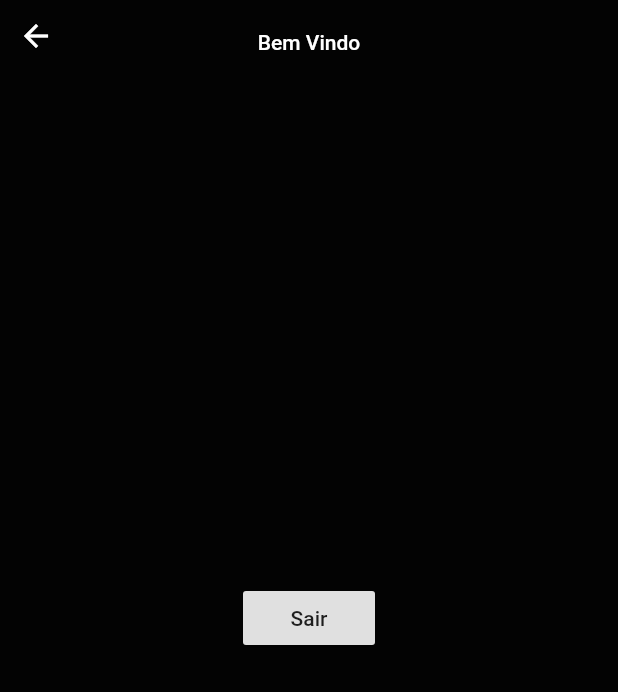
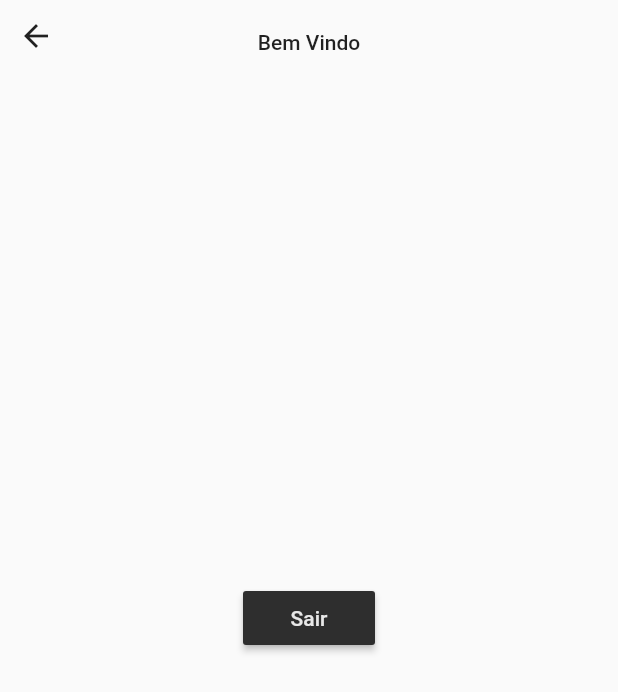
Before and after one commit to edwardcosta/ConfesseJa, a Flutter app: the screen it shows once a user with an empty profile is signed in, after a tap on "Leigo", after a tap on "Bem Vindo", on a phone screen of 412 x 824 dp. Shown: the top 692 px of the screen. Run offline on Flutter 3.47's test engine with Material 2 defaults, Android fonts, the light colour scheme and no system bars; our stand-ins replace cached_network_image, cloud_firestore, dots_indicator, email_validator, firebase_auth, google_maps_flutter and 2 more; accounts and stored records are empty; network calls fail; statements that could not run were skipped.

Commit message:
adding dark mode

```diff
--- a/lib/main.dart
+++ b/lib/main.dart
@@ -14,9 +14,18 @@ class MyApp extends StatelessWidget {
     Firestore.instance.settings(persistenceEnabled: true);
     return StreamProvider<FirebaseUser>.value(
       value: AuthService().firebaseUser,
-        child: MaterialApp(
-          title: AppStrings.APP_NAME,
-          home: Wrapper()
+      child: MaterialApp(
+        title: AppStrings.APP_NAME,
+        home: Wrapper(),
+        theme: ThemeData(
+          brightness: Brightness.light,
+          primaryColor: Color(0xFFE8E8E8),
+          accentColor: Color(0xFF2E2E2E),
+        ),
+        darkTheme: ThemeData(
+            brightness: Brightness.dark,
+            primaryColor: Color(0xFF2E2E2E),
+            accentColor: Color(0xFFE8E8E8)),
       ),
     );
   }
--- a/lib/models/user.dart
+++ b/lib/models/user.dart
@@ -1,5 +1,7 @@
 class User {
   final double accountType;
+  String displayName;
+  String photoUrl;
 
   User({this.accountType});
 
--- a/lib/res/colors.dart
+++ /dev/null
@@ -1,18 +0,0 @@
-import 'package:flutter/material.dart';
-
-class AppColors {
-  static const Color darkPrimaryColor = Color(0xFF0B6B6B6);
-  static const Color primaryColor = Color(0xFFE8E8E8);
-  static const Color lightPrimaryColor = Color(0xFF030303);
-  static const Color darkSecondaryColor = Color(0xFF0B6B6B6);
-  static const Color secondaryColor = Color(0xFF2E2E2E);
-  static const Color lightSecondaryColor = Color(0x575757);
-
-  static const Color titleTextColor = Color(0xFFFFFFFF);
-  static const Color contentTextColor = Color(0xFF000000);
-  static const Color iconTextColor = Color(0xFFFFFFFF);
-
-  static const Color dividerColor = Color(0xFFBDBDBD);
-
-  static const Color perishColor = Color(0xFFB674F2);
-}
--- a/lib/res/strings.dart
+++ b/lib/res/strings.dart
@@ -1,11 +1,11 @@
-import 'package:confesseja/res/colors.dart';
+//import 'package:confesseja/res/colors.dart';
 import 'package:flutter/material.dart';
 
 class AppStrings {
   static const TextStyle TITLE_STYLE = TextStyle(
       fontSize: 30,
       fontWeight: FontWeight.bold,
-      color: AppColors.titleTextColor);
+      /*color: AppColors.titleTextColor*/);
   static const TextStyle NORMAL_STYLE =
       TextStyle(fontSize: 16, fontWeight: FontWeight.normal);
 
--- a/lib/screens/authenticate/login.dart
+++ b/lib/screens/authenticate/login.dart
@@ -2,7 +2,6 @@ import 'package:confesseja/res/strings.dart';
 import 'package:confesseja/utils/services/auth.dart';
 import 'package:email_validator/email_validator.dart';
 import 'package:flutter/material.dart';
-import 'package:confesseja/res/colors.dart';
 
 class Login extends StatefulWidget {
   final Function toggleView;
@@ -23,7 +22,6 @@ class _LoginState extends State<Login> {
   @override
   Widget build(BuildContext context) {
     return Scaffold(
-      backgroundColor: AppColors.lightPrimaryColor,
       body: Center(
         child: Container(
           constraints: BoxConstraints(maxWidth: 500),
@@ -50,10 +48,11 @@ class _LoginState extends State<Login> {
                           ),
                           child: TextFormField(
                             validator: (val) {
-                              if(val.isEmpty) return AppStrings.REGISTER_EMPTY;
-                              if(!EmailValidator.validate(val)) return AppStrings.REGISTER_INVALID_EMAIL;
-                                return null;
-                                },
+                              if (val.isEmpty) return AppStrings.REGISTER_EMPTY;
+                              if (!EmailValidator.validate(val))
+                                return AppStrings.REGISTER_INVALID_EMAIL;
+                              return null;
+                            },
                             decoration: new InputDecoration(
                               border: InputBorder.none,
                               labelText: AppStrings.REGISTER_EMAIL,
@@ -81,7 +80,7 @@ class _LoginState extends State<Login> {
                           ),
                           child: TextFormField(
                             validator: (val) {
-                              if(val.isEmpty) return AppStrings.REGISTER_EMPTY;
+                              if (val.isEmpty) return AppStrings.REGISTER_EMPTY;
                               return null;
                             },
                             obscureText: true,
@@ -106,18 +105,15 @@ class _LoginState extends State<Login> {
                           height: 20.0,
                         ),
                         RaisedButton(
-                          color: AppColors.secondaryColor,
                           child: Text(
                             AppStrings.REGISTER_LOGIN,
-                            style: TextStyle(
-                              color: AppColors.iconTextColor,
-                            ),
                           ),
                           onPressed: () async {
                             print(email);
                             print(password);
                             if (_formKey.currentState.validate()) {
-                              dynamic result = _auth.login(email.trim(), password.trim());
+                              dynamic result =
+                                  _auth.login(email.trim(), password.trim());
                               if (result == null) {
                                 setState(() {
                                   error = AppStrings.REGISTER_LOGIN_ERROR;
@@ -139,12 +135,10 @@ class _LoginState extends State<Login> {
                 child: Row(mainAxisSize: MainAxisSize.min, children: <Widget>[
                   Text(
                     AppStrings.REGISTER_NOT_REGISTERED,
-                    style: TextStyle(color: AppColors.contentTextColor),
                   ),
                   Text(' '),
                   Text(AppStrings.REGISTER_GOTO_SIGNUP,
                       style: TextStyle(
-                        color: AppColors.titleTextColor,
                         fontWeight: FontWeight.bold,
                       )),
                 ]),
--- a/lib/screens/authenticate/register.dart
+++ b/lib/screens/authenticate/register.dart
@@ -1,4 +1,3 @@
-import 'package:confesseja/res/colors.dart';
 import 'package:confesseja/res/strings.dart';
 import 'package:confesseja/utils/services/auth.dart';
 import 'package:email_validator/email_validator.dart';
@@ -29,13 +28,11 @@ class _RegisterState extends State<Register> {
   @override
   Widget build(BuildContext context) {
     return Scaffold(
-      backgroundColor: AppColors.lightPrimaryColor,
       body: Stack(children: <Widget>[
         Positioned(
           top: MediaQuery.of(context).padding.top,
           child: IconButton(
               icon: Icon(Icons.arrow_back),
-              color: AppColors.iconTextColor,
               onPressed: () {
                 widget.toggleView();
               }),
@@ -172,12 +169,8 @@ class _RegisterState extends State<Register> {
                             ),
                           ),
                           RaisedButton(
-                            color: AppColors.secondaryColor,
                             child: Text(
                               AppStrings.REGISTER_SIGNUP,
-                              style: TextStyle(
-                                color: AppColors.iconTextColor,
-                              ),
                             ),
                             onPressed: () async {
                               if (_formKey.currentState.validate()) {
--- a/lib/screens/home/home_admin.dart
+++ b/lib/screens/home/home_admin.dart
@@ -1,4 +1,3 @@
-import 'package:confesseja/res/colors.dart';
 import 'package:confesseja/utils/services/auth.dart';
 import 'package:flutter/material.dart';
 
@@ -12,7 +11,6 @@ class _HomeAdminState extends State<HomeAdmin> {
   @override
   Widget build(BuildContext context) {
     return Scaffold(
-      backgroundColor: AppColors.secondaryColor,
       body: Stack(
         children: <Widget>[
           Center(
--- a/lib/screens/home/home_main.dart
+++ b/lib/screens/home/home_main.dart
@@ -2,8 +2,8 @@ import 'dart:ui';
 
 import 'package:confesseja/models/user.dart';
 import 'package:confesseja/res/strings.dart';
-import 'package:confesseja/screens/home/home_bottom_menu_conent.dart';
-import 'package:confesseja/screens/home/map/home_map.dart';
+import 'package:confesseja/screens/home/home_slide_up_panel_content.dart';
+import 'package:confesseja/screens/home/home_map.dart';
 import 'package:confesseja/screens/home/profile/profile.dart';
 import 'package:confesseja/utils/animated_routes/size_route.dart';
 import 'package:firebase_auth/firebase_auth.dart';
@@ -24,11 +24,15 @@ class _HomeMainState extends State<HomeMain> {
   double _panelHeightOpen;
   double _panelHeightClosed = 125.0;
   double _opacity = 1;
-  final _map = MapContent(
-    onGoogleMapController: onGoogleMapController,
+  String welcomeText = AppStrings.HOME_WELCOME;
+  final MapContent map = MapContent(
+    onGoogleMapCotrollerChanged: onGoogleMapController,
   );
   static GoogleMapController _controller;
-  String welcomeText = AppStrings.HOME_WELCOME;
+
+  static void onGoogleMapController(GoogleMapController controller) {
+    _controller = controller;
+  }
 
   @override
   void initState() {
@@ -36,16 +40,11 @@ class _HomeMainState extends State<HomeMain> {
     _fabHeight = _initFabHeight;
   }
 
-  static void onGoogleMapController(GoogleMapController controller) {
-    _controller = controller;
-  }
-
   @override
   Widget build(BuildContext context) {
     _panelHeightOpen = MediaQuery.of(context).size.height; //* .80;
     final firebaseUser = Provider.of<FirebaseUser>(context);
     final user = Provider.of<User>(context);
-
     LocationData userLocation = Provider.of<LocationData>(context);
 
     if (firebaseUser != null &&
@@ -54,18 +53,19 @@ class _HomeMainState extends State<HomeMain> {
       welcomeText += ', ' + firebaseUser.displayName;
     }
 
-    return Material(
-      child: Stack(
+    return Scaffold(
+      body: Stack(
         alignment: Alignment.topCenter,
         children: <Widget>[
           SlidingUpPanel(
+            color: Theme.of(context).primaryColor,
             maxHeight: _panelHeightOpen,
             minHeight: _panelHeightClosed,
             parallaxEnabled: true,
             parallaxOffset: .5,
-            body: _map,
+            body: map,
             panelBuilder: (sc) =>
-                HomeBottoMenuContent.botomMenuContent(context, sc, _opacity),
+                SlideUpPanelContent.slideUpPanelContent(context, sc, _opacity),
             borderRadius: BorderRadius.only(
                 topLeft: Radius.circular(18.0),
                 topRight: Radius.circular(18.0)),
@@ -80,21 +80,24 @@ class _HomeMainState extends State<HomeMain> {
           Positioned(
             right: 20.0,
             bottom: _fabHeight,
+            child: Theme(
+              data: Theme.of(context).copyWith(
+                  colorScheme: Theme.of(context)
+                      .colorScheme
+                      .copyWith(secondary: Theme.of(context).primaryColor)),
               child: FloatingActionButton(
                 child: Icon(
                   Icons.gps_fixed,
-                color: Theme.of(context).primaryColor,
+                  color: Theme.of(context).accentColor,
                 ),
                 onPressed: () {
-                if (userLocation != null) {
                   _controller.animateCamera(CameraUpdate.newCameraPosition(
                       CameraPosition(
                           target: LatLng(
                               userLocation.latitude, userLocation.longitude),
                           zoom: 15)));
-                }
                 },
-              backgroundColor: Colors.white,
+              ),
             ),
           ),
 
@@ -121,28 +124,28 @@ class _HomeMainState extends State<HomeMain> {
                   user: user,
                 )));
               },
+              child: Opacity(
+                opacity: _opacity,
                 child: Container(
                   padding: const EdgeInsets.fromLTRB(24.0, 18.0, 24.0, 18.0),
                   child: Hero(
                     tag: 'welcomeText',
                     child: Material(
                       color: Colors.transparent,
-                    child: Text(
-                      welcomeText,
+                      child: Text(welcomeText,
                           style: TextStyle(
                             fontWeight: FontWeight.w500,
-                          color: Color.fromRGBO(0, 0, 0, _opacity)),
-                    ),
+                          )),
                     ),
                   ),
                   decoration: BoxDecoration(
-                  color: Color.fromRGBO(255, 255, 255, _opacity),
+                    color: Theme.of(context).primaryColor,
                     borderRadius: BorderRadius.circular(24.0),
                     boxShadow: [
                       BoxShadow(
-                        color: Color.fromRGBO(0, 0, 0, _opacity * .25),
-                        blurRadius: 16.0)
+                          color: Color.fromRGBO(0, 0, 0, .25), blurRadius: 16.0)
                     ],
+                  ),
                 ),
               ),
             ),
--- a/lib/screens/home/map/home_map.dart
+++ b/lib/screens/home/home_map.dart
@@ -7,9 +7,9 @@ import 'package:location/location.dart';
 import 'package:provider/provider.dart';
 
 class MapContent extends StatefulWidget {
-  const MapContent({Key key, this.onGoogleMapController}) : super(key: key);
+  final ValueChanged<GoogleMapController> onGoogleMapCotrollerChanged;
 
-  final ValueChanged<GoogleMapController> onGoogleMapController;
+  MapContent({this.onGoogleMapCotrollerChanged});
 
   @override
   State<StatefulWidget> createState() => MapContentState();
@@ -17,8 +17,10 @@ class MapContent extends StatefulWidget {
 
 class MapContentState extends State<MapContent> {
   Completer<GoogleMapController> _controller = Completer();
+  GoogleMapController _mapController;
   var isPermissionLocationEnabled = false;
   String _mapStyle;
+  LocationData userLocation;
 
   static final CameraPosition _brasilia = CameraPosition(
     target: LatLng(-15.77972, -47.92972),
@@ -32,9 +34,19 @@ class MapContentState extends State<MapContent> {
         .then((value) => _mapStyle = value);
   }
 
+  void moveCameraToUserLocation() async {
+    if (userLocation != null) {
+      _mapController
+          .animateCamera(CameraUpdate.newCameraPosition(CameraPosition(
+        target: LatLng(userLocation.latitude, userLocation.longitude),
+        zoom: 15,
+      )));
+    }
+  }
+
   @override
   Widget build(BuildContext context) {
-    final userLocation = Provider.of<LocationData>(context);
+    userLocation = Provider.of<LocationData>(context);
     return new Scaffold(
       body: GoogleMap(
         mapType: MapType.normal,
@@ -46,14 +58,8 @@ class MapContentState extends State<MapContent> {
         onMapCreated: (GoogleMapController controller) {
           controller.setMapStyle(_mapStyle);
           _controller.complete(controller);
-          widget.onGoogleMapController(controller);
-          if (userLocation != null) {
-            controller.animateCamera(CameraUpdate.newCameraPosition(
-                CameraPosition(
-                    target:
-                        LatLng(userLocation.latitude, userLocation.longitude),
-                    zoom: 15)));
-          }
+          _mapController = controller;
+          widget.onGoogleMapCotrollerChanged(controller);
         },
         myLocationEnabled: true,
         myLocationButtonEnabled: false,
--- a/lib/screens/home/home_perish.dart
+++ b/lib/screens/home/home_perish.dart
@@ -1,4 +1,3 @@
-import 'package:confesseja/res/colors.dart';
 import 'package:confesseja/utils/services/auth.dart';
 import 'package:flutter/material.dart';
 
@@ -12,7 +11,6 @@ class _HomePerishState extends State<HomePerish> {
   @override
   Widget build(BuildContext context) {
     return Scaffold(
-      backgroundColor: AppColors.perishColor,
       body: Stack(
         children: <Widget>[
           Center(
--- a/lib/screens/home/home_priest.dart
+++ b/lib/screens/home/home_priest.dart
@@ -1,4 +1,3 @@
-import 'package:confesseja/res/colors.dart';
 import 'package:confesseja/utils/services/auth.dart';
 import 'package:flutter/material.dart';
 
@@ -12,7 +11,6 @@ class _HomePriestState extends State<HomePriest> {
   @override
   Widget build(BuildContext context) {
     return Scaffold(
-      backgroundColor: AppColors.primaryColor,
       body: Stack(
         children: <Widget>[
           Center(
--- a/lib/screens/home/home_bottom_menu_conent.dart
+++ b/lib/screens/home/home_slide_up_panel_content.dart
@@ -2,9 +2,9 @@ import 'package:cached_network_image/cached_network_image.dart';
 import 'package:confesseja/res/strings.dart';
 import 'package:flutter/material.dart';
 
-class HomeBottoMenuContent{
-
-  static Widget botomMenuContent(BuildContext context, ScrollController sc, double opacity){
+class SlideUpPanelContent {
+  static Widget slideUpPanelContent(
+      BuildContext context, ScrollController sc, double opacity) {
     return MediaQuery.removePadding(
         context: context,
         removeTop: true,
@@ -41,17 +41,19 @@ class HomeBottoMenuContent{
               indent: 32,
               endIndent: 32,
               thickness: 1,
-              color: Colors.black26,
             ),
             Row(
               mainAxisAlignment: MainAxisAlignment.center,
               children: <Widget>[
-                Text(
-                  "Menu Inferior",
-                  style: TextStyle(
+                Opacity(
+                  opacity: opacity,
+                  child: Text(
+                    "Menu Inferior",
+                    style: TextStyle(
                       fontWeight: FontWeight.normal,
                       fontSize: 16.0,
-                      color: Color.fromRGBO(0, 0, 0, opacity)),
+                    ),
+                  ),
                 ),
               ],
             ),
--- a/lib/screens/home/profile/profile.dart
+++ b/lib/screens/home/profile/profile.dart
@@ -1,5 +1,4 @@
 import 'package:confesseja/models/user.dart';
-import 'package:confesseja/res/colors.dart';
 import 'package:confesseja/utils/services/auth.dart';
 import 'package:flutter/material.dart';
 
@@ -12,32 +11,15 @@ class Profile extends StatelessWidget {
   Widget build(BuildContext context) {
     final _auth = AuthService();
     final topPadding = MediaQuery.of(context).padding.top;
-    Color bckgColor;
-
-    switch (user.accountType.toInt()) {
-      case 0:
-        bckgColor = AppColors.lightPrimaryColor;
-        break;
-      case 1:
-        bckgColor = AppColors.perishColor;
-        break;
-      case 2:
-        bckgColor = AppColors.primaryColor;
-        break;
-      case 42:
-        bckgColor = AppColors.secondaryColor;
-        break;
-      default:
-        bckgColor = AppColors.lightPrimaryColor;
-    }
 
     return Scaffold(
-      backgroundColor: bckgColor,
       body: Stack(children: <Widget>[
         Positioned(
           top: topPadding,
           child: IconButton(
-              icon: Icon(Icons.arrow_back,color: AppColors.iconTextColor,),
+              icon: Icon(
+                Icons.arrow_back,
+              ),
               onPressed: () {
                 Navigator.pop(context);
               }),
@@ -53,7 +35,6 @@ class Profile extends StatelessWidget {
                 child: Text(welcomeText,
                     style: TextStyle(
                       fontWeight: FontWeight.w500,
-                      color: AppColors.titleTextColor,
                     )),
               ),
             ),
@@ -61,7 +42,11 @@ class Profile extends StatelessWidget {
         ),
         Center(
           child: RaisedButton(
-              child: Text('Sair'),
+              child: Text(
+                'Sair',
+                style: TextStyle(color: Theme.of(context).primaryColor),
+              ),
+              color: Theme.of(context).accentColor,
               onPressed: () async {
                 await _auth.logout();
                 Navigator.of(context).pop();
--- a/lib/screens/profile_chooser/profile_chooser.dart
+++ b/lib/screens/profile_chooser/profile_chooser.dart
@@ -1,5 +1,4 @@
 import 'package:cloud_firestore/cloud_firestore.dart';
-import 'package:confesseja/res/colors.dart';
 import 'package:confesseja/res/strings.dart';
 import 'package:dots_indicator/dots_indicator.dart';
 import 'package:firebase_auth/firebase_auth.dart';
@@ -30,7 +29,6 @@ class _ProfileChooserState extends State<ProfileChooser> {
         controller: PageController(),
         children: [
           Scaffold(
-            backgroundColor: AppColors.lightPrimaryColor,
             body: Center(
               child: Container(
                 padding: EdgeInsets.symmetric(vertical: 30.0, horizontal: 30.0),
@@ -67,7 +65,6 @@ class _ProfileChooserState extends State<ProfileChooser> {
             ),
           ),
           Scaffold(
-            backgroundColor: AppColors.lightPrimaryColor,
             body: Center(
               child: Container(
                 padding: EdgeInsets.symmetric(vertical: 30.0, horizontal: 30.0),
@@ -104,7 +101,6 @@ class _ProfileChooserState extends State<ProfileChooser> {
             ),
           ),
           Scaffold(
-            backgroundColor: AppColors.lightPrimaryColor,
             body: Center(
               child: Container(
                 padding: EdgeInsets.symmetric(vertical: 30.0, horizontal: 30.0),
@@ -155,8 +151,8 @@ class _ProfileChooserState extends State<ProfileChooser> {
               dotsCount: 3,
               position: currentPage,
               decorator: DotsDecorator(
-                  color: AppColors.iconTextColor,
-                  activeColor: AppColors.secondaryColor),
+                  color: Theme.of(context).primaryColor,
+                  activeColor: Theme.of(context).accentColor),
             ),
           )),
     ]);
--- /dev/null
+++ b/lib/utils/globals.dart
@@ -0,0 +1,3 @@
+library my_prj.globals;
+
+bool isDarkMode = false;
--- a/lib/utils/services/stream_user.dart
+++ b/lib/utils/services/stream_user.dart
@@ -9,7 +9,10 @@ class StreamUser {
   Stream<User> get user {
     return Firestore.instance.collection('users').document(firebaseUser.uid).snapshots().map((event) {
       if(event.exists && event.data != null){
-        return User(accountType: event.data['account_type']);
+        User user = User(accountType: event.data['account_type']);
+        if(event.data.containsKey('displayName')) user.displayName = event.data['displayName'];
+        if(event.data.containsKey('photoUrl')) user.photoUrl = event.data['photoUrl'];
+        return user;
       } else {
         return null;
       }
```
Also changed, not shown: 2 other files. Lines whose indentation alone changed are shown as unchanged.
